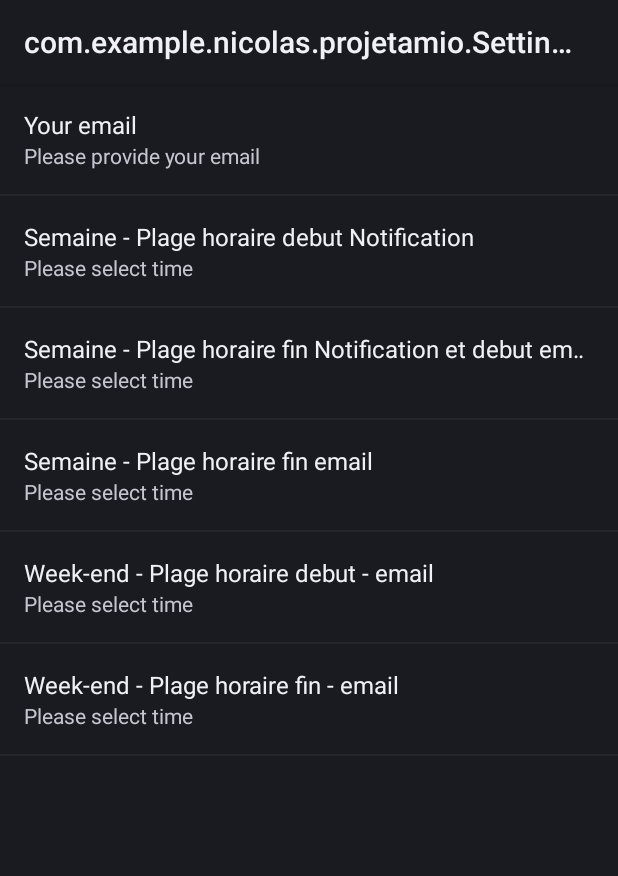
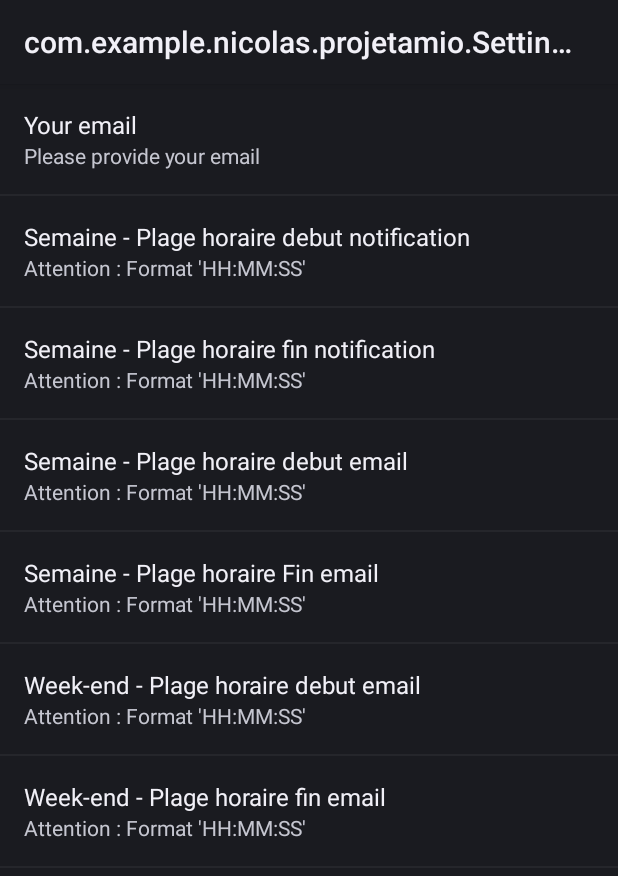
Before and after one commit to ouadiel/amiogrl, an Android app: the Settings screen opened directly, with no data from a screen before it, on a phone screen of 412 x 824 dp. Shown: the top 876 px of the screen. Run offline under Robolectric (Android 15) with nearby library versions, the light colour scheme and no system bars.

Commit message:
littles changes on preferences

```diff
--- a/ProjetAMIO/app/src/main/res/xml/preferences.xml
+++ b/ProjetAMIO/app/src/main/res/xml/preferences.xml
@@ -4,35 +4,41 @@
         android:title="Your email"
         android:key="email"
         android:inputType="textEmailAddress"
-        android:summary="Please provide your email" />
+        android:summary="Please provide your email"/>
     <EditTextPreference
-        android:title="Semaine - Plage horaire debut Notification"
-        android:key="timeWeekStart"
+        android:title="Semaine - Plage horaire debut notification"
+        android:key="timeWeekStartNotif"
         android:inputType="time"
-        android:summary="Please select time"
+        android:summary="Attention : Format 'HH:MM:SS'"
+        android:numeric="integer"/>
+    <EditTextPreference
+        android:title="Semaine - Plage horaire fin notification"
+        android:key="timeWeekEndNotif"
+        android:inputType="time"
+        android:summary="Attention : Format 'HH:MM:SS'"
         android:numeric="integer" />
     <EditTextPreference
-        android:title="Semaine - Plage horaire fin Notification et debut email"
-        android:key="timeWeekEnd"
-        android:inputType="time"
-        android:summary="Please select time"
-        android:numeric="integer" />
-    <EditTextPreference
-        android:title="Semaine - Plage horaire fin email"
-        android:key="timeWEEnd"
-        android:summary="Please select time"
+        android:title="Semaine - Plage horaire debut email"
+        android:key="timeWeekStartEmail"
+        android:summary="Attention : Format 'HH:MM:SS'"
         android:inputType="time"
         android:numeric="integer" />
     <EditTextPreference
-        android:title="Week-end - Plage horaire debut - email"
-        android:key="timeWEStart"
+        android:title="Semaine - Plage horaire Fin email"
+        android:key="timeWeekEndEmail"
+        android:summary="Attention : Format 'HH:MM:SS'"
         android:inputType="time"
-        android:summary="Please select time"
         android:numeric="integer" />
     <EditTextPreference
-        android:title="Week-end - Plage horaire fin - email"
-        android:key="timeWEEnd"
-        android:summary="Please select time"
+        android:title="Week-end - Plage horaire debut email"
+        android:key="timeWEStartEmail"
+        android:inputType="time"
+        android:summary="Attention : Format 'HH:MM:SS'"
+        android:numeric="integer" />
+    <EditTextPreference
+        android:title="Week-end - Plage horaire fin email"
+        android:key="timeWEEndEmail"
+        android:summary="Attention : Format 'HH:MM:SS'"
         android:inputType="time"
         android:numeric="integer" />
 
```
